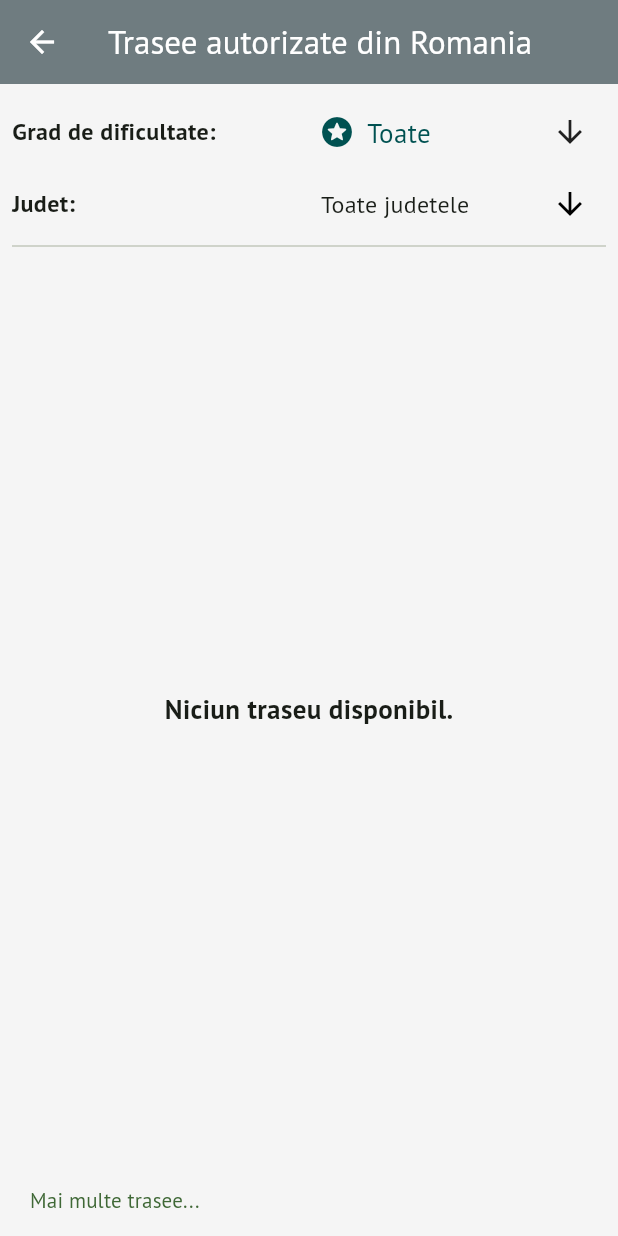
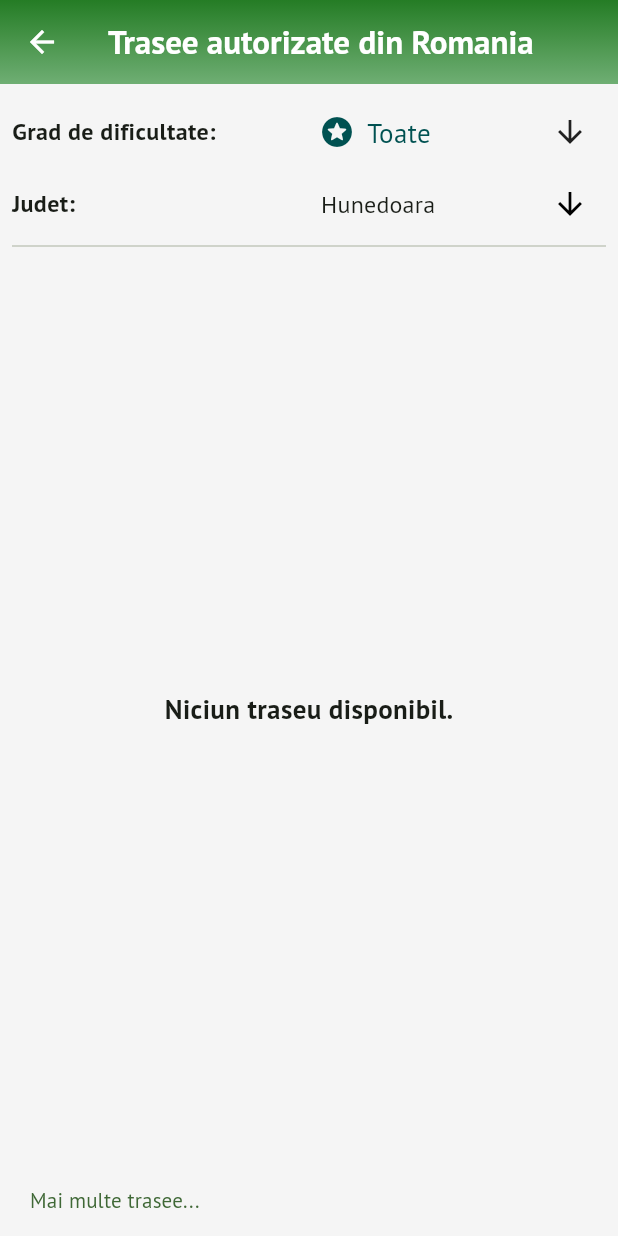
Before and after one commit to Berejnec/HikeConnect, a Flutter app: the HikesScreen screen opened directly, after a tap on "Mai multe trasee...", on a phone screen of 412 x 824 dp. Run offline on Flutter 3.47's test engine with Material 3 defaults, Android fonts, the phone set to English and light mode, and no system bars; our stand-ins replace bloc, carousel_slider, cloud_firestore, convex_bottom_bar, dio, firebase_auth and 11 more; missing offline and left inert: side_sheet; accounts and stored records are empty.

Commit message:
Update app bar background

```diff
--- a/lib/features/hiking_trails/hikes_screen.dart
+++ b/lib/features/hiking_trails/hikes_screen.dart
@@ -24,7 +24,7 @@ class HikesScreen extends StatefulWidget {
 class _HikesScreenState extends State<HikesScreen> {
   List<HikingTrail> hikingTrails = [];
   String selectedDifficulty = 'Toate';
-  String selectedCounty = 'Toate';
+  String selectedCounty = 'Hunedoara';
   List<String> counties = [
     'Mureş',
     'Caraș - Severin',
@@ -49,8 +49,8 @@ class _HikesScreenState extends State<HikesScreen> {
     'Bacău',
     'Satu Mare'
   ];
-  int _limit = 10; // Number of documents to fetch each time
-  DocumentSnapshot? _lastDocument; // Keep track of the last document fetched
+  int _limit = 10;
+  DocumentSnapshot? _lastDocument;
 
   @override
   void initState() {
@@ -66,10 +66,24 @@ class _HikesScreenState extends State<HikesScreen> {
     ));
     return BlocBuilder<AuthCubit, AuthState>(builder: (BuildContext context, AuthState authState) {
       return Scaffold(
+        extendBodyBehindAppBar: true,
         appBar: AppBar(
-          title: const Text('Trasee autorizate din Romania'),
+          title: Text(
+            'Trasee autorizate din Romania',
+            style: TextStyle(
+              fontWeight: FontWeight.lerp(FontWeight.w500, FontWeight.w600, 0.5),
+            ),
+          ),
           centerTitle: false,
-          backgroundColor: HikeColor.secondaryColor,
+          flexibleSpace: Container(
+            decoration: BoxDecoration(
+              gradient: LinearGradient(
+                begin: Alignment.topCenter,
+                end: Alignment.bottomCenter,
+                colors: HikeColor.gradientColors,
+              ),
+            ),
+          ),
         ),
         backgroundColor: Colors.grey[100],
         body: SafeArea(
@@ -85,6 +99,7 @@ class _HikesScreenState extends State<HikesScreen> {
               List<HikingTrail> hikingTrails =
                   snapshot.data?.docs.map((doc) => HikingTrail.fromMap(doc.data() as Map<String, dynamic>)).toList() ?? [];
 
+              print(hikingTrails.length);
               return Padding(
                 padding: const EdgeInsets.symmetric(horizontal: 8.0),
                 child: Column(
@@ -239,6 +254,11 @@ class _HikesScreenState extends State<HikesScreen> {
                               itemCount: hikingTrails.length,
                               itemBuilder: (context, index) {
                                 HikingTrail trail = hikingTrails[index];
+                                print(index);
+                                print(_lastDocument);
+                                if (index == hikingTrails.length - 1 && _lastDocument != null) {
+                                  return TextButton(onPressed: loadMoreHikes, child: const Text('Mai multe trasee...'));
+                                } else {
                                   return Card(
                                     key: Key(trail.routeName),
                                     elevation: 2.0,
@@ -253,7 +273,8 @@ class _HikesScreenState extends State<HikesScreen> {
                                         children: [
                                           Text(
                                             trail.routeName,
-                                          style: Theme.of(context).textTheme.titleMedium?.copyWith(fontWeight: FontWeight.w600, color: Colors.black),
+                                            style:
+                                                Theme.of(context).textTheme.titleMedium?.copyWith(fontWeight: FontWeight.w600, color: Colors.black),
                                           ),
                                           Text(
                                             'Locatie: ${trail.location} - ${trail.county}',
@@ -336,6 +357,7 @@ class _HikesScreenState extends State<HikesScreen> {
                                       ],
                                     ),
                                   );
+                                }
                               },
                               separatorBuilder: (BuildContext context, int index) => const Gap(4)).animate().fadeIn(duration: 200.ms)
                           : const Center(
@@ -362,6 +384,18 @@ class _HikesScreenState extends State<HikesScreen> {
   void loadMoreHikes() {
     setState(() {
       _limit += 10;
+    });
+
+    // Store the last document retrieved
+    FirebaseFirestore.instance
+        .collection('hikingTrails')
+        .orderBy('routeName')
+        .limit(_limit)
+        .get()
+        .then((snapshot) {
+      if (snapshot.docs.isNotEmpty) {
+        _lastDocument = snapshot.docs.last;
+      }
     });
   }
 
--- a/lib/theme/hike_color.dart
+++ b/lib/theme/hike_color.dart
@@ -11,17 +11,26 @@ class HikeColor {
   static const Color tertiaryColor = Color(0xFFA1A7AC);
   static Color? fourthColor = Colors.grey[300];
 
-  static const Color infoColor = Color(0xFF0E7C7C); // Teal
+  static const Color infoColor = Color(0xFF0E7C7C);
   static const Color infoLightColor = Color(0xFFA5D8D8);
   static const Color infoDarkColor = Color(0xFF005151);
 
-  static const Color warningColor = Color(0xFFFFA500); // Orange
+  static const Color warningColor = Color(0xFFFFA500);
   static const Color warningLightColor = Color(0xFFFFD700);
   static const Color warningDarkColor = Color(0xFF8B6000);
 
-  static const Color errorColor = Color(0xFFD32F2F); // Red
+  static const Color errorColor = Color(0xFFD32F2F);
   static const Color errorLightColor = Color(0xFFFF6659);
   static const Color errorDarkColor = Color(0xFF9A0007);
 
   static const Color white = Colors.white;
+
+  static List<Color> gradientColors = [
+    HikeColor.primaryColor.withOpacity(0.8),
+    const Color(0xFF248922).withOpacity(0.8),
+    const Color(0xFF379535).withOpacity(0.8),
+    const Color(0xFF4AA249).withOpacity(0.8),
+    const Color(0xFF5CAE5D).withOpacity(0.8),
+    const Color(0xFF6FBB70).withOpacity(0.8)
+  ];
 }
--- a/lib/theme/hike_connect_theme.dart
+++ b/lib/theme/hike_connect_theme.dart
@@ -14,10 +14,12 @@ class HikeConnectTheme {
   static final ThemeData _primaryTheme = ThemeData(
     useMaterial3: true,
     colorSchemeSeed: HikeColor.primaryColor,
-    appBarTheme: const AppBarTheme(
-      backgroundColor: HikeColor.secondaryColor,
-      foregroundColor: Colors.white,
-    ),
+    appBarTheme: AppBarTheme(
+        foregroundColor: Colors.white,
+        elevation: 0.0,
+        surfaceTintColor: HikeColor.secondaryColor.withOpacity(0.2),
+        scrolledUnderElevation: 0.0,
+        backgroundColor: HikeColor.secondaryColor),
     bottomSheetTheme: const BottomSheetThemeData(
       modalBackgroundColor: HikeColor.white,
     ),
```
Also changed, not shown: lib/features/events/events_screen.dart (+45 -58 lines), lib/features/hiker_profile/hiker_profile_screen.dart (+15 -1 lines). Lines whose indentation alone changed are shown as unchanged.
